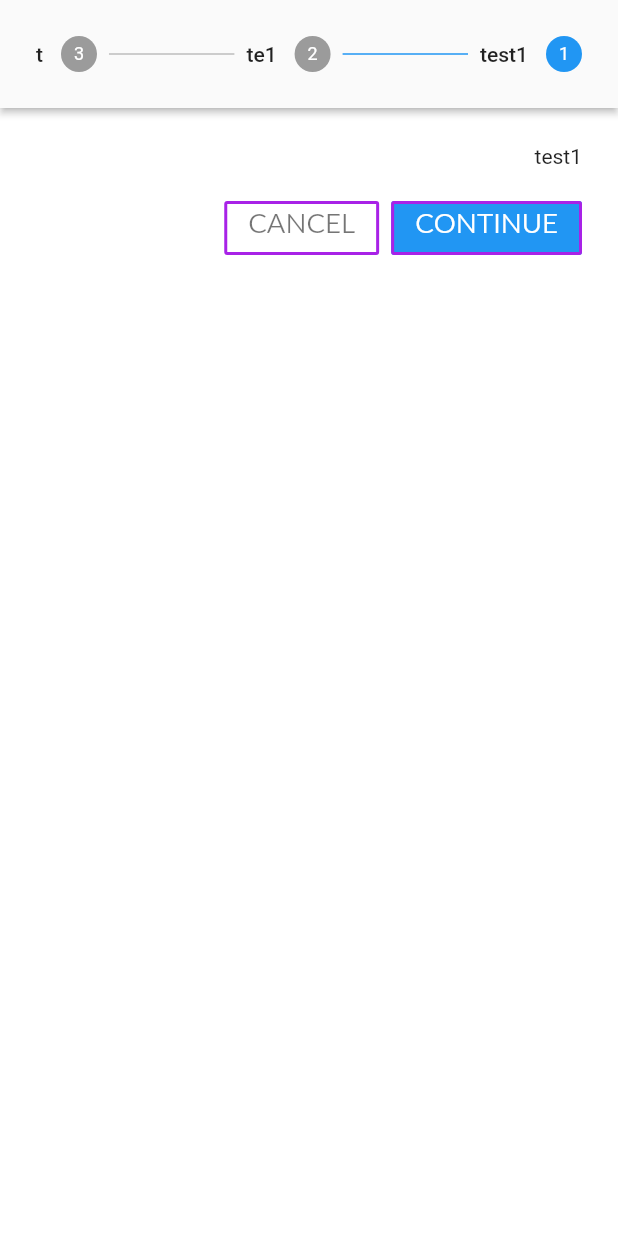
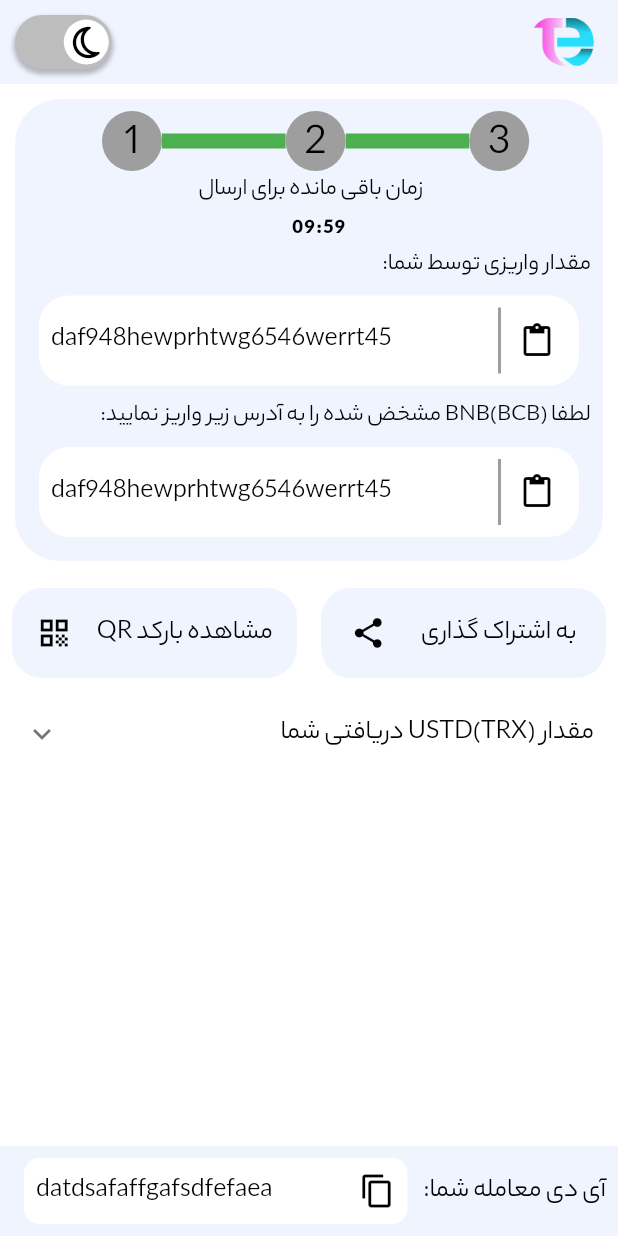
Before and after one commit to mast3homa10/tehran_exchange, a Flutter app: the FinalStepsPage screen opened by its route, on a phone screen of 412 x 824 dp. Run offline on Flutter 3.47's test engine with Material 2 defaults, Android fonts, the phone set to English and light mode, and no system bars; our stand-ins replace carousel_slider, dots_indicator, flutter_svg, font_awesome_flutter, get, shared_preferences; missing offline and left inert: qr_code_scanner; accounts and stored records are empty.

Commit message:
complete count down & create final steps page , day 16 pqt1

```diff
--- a/lib/constants.dart
+++ b/lib/constants.dart
@@ -18,7 +18,7 @@ const Color kDarkChangerColor = Color(0xFFEFF4FF);
 const Color kDarkIconColor = Colors.white;
 const Color kDarkDividerColor = Color(0xFFFFFFFF);
 
-const kMaxSeconds = 15;
+const kMaxSeconds = 125;
 
 // const TextStyle kTitleTextStyle = TextStyle(
 //   fontSize: 45,
--- a/lib/frontend/components/custom_search_delegate.dart
+++ b/lib/frontend/components/custom_search_delegate.dart
@@ -8,7 +8,7 @@ import 'package:font_awesome_flutter/font_awesome_flutter.dart';
 import 'package:get/get.dart';
 
 import '../../backend/api/currency_list_api.dart';
-import '../../frontend/pages/exchange/exchange_page_controller.dart';
+import '../pages/exchange/controllers/exchange_page_controller.dart';
 import '../../backend/models/currency_model.dart';
 
 class CustomSearchDelegate extends SearchDelegate {
--- a/lib/frontend/components/exchange_box.dart
+++ b/lib/frontend/components/exchange_box.dart
@@ -6,7 +6,7 @@ import 'package:flutter_svg/flutter_svg.dart';
 import 'package:font_awesome_flutter/font_awesome_flutter.dart';
 import 'package:get/get.dart';
 
-import '../../frontend/pages/exchange/exchange_page_controller.dart';
+import '../pages/exchange/controllers/exchange_page_controller.dart';
 
 class ExchangeBox extends GetView<ExchangePageController> {
   const ExchangeBox({
--- a/lib/frontend/components/try_again_button.dart
+++ b/lib/frontend/components/try_again_button.dart
@@ -3,7 +3,7 @@ import 'package:flutter/material.dart';
 import 'package:font_awesome_flutter/font_awesome_flutter.dart';
 import 'package:get/get.dart';
 
-import '../../frontend/pages/exchange/exchange_page_controller.dart';
+import '../pages/exchange/controllers/exchange_page_controller.dart';
 
 class TryAgainButton extends StatelessWidget {
   TryAgainButton({
--- a/lib/frontend/pages/dashboard/dashboard_body_binding.dart
+++ b/lib/frontend/pages/dashboard/dashboard_body_binding.dart
@@ -1,7 +1,8 @@
 import 'package:get/get.dart';
+import 'package:tehran_exchange/frontend/pages/final_steps/final_steps_page_controller.dart';
 
 import '../../pages/welcome/welcome_page_controller.dart';
-import '../../../frontend/pages/exchange/exchange_page_controller.dart';
+import '../exchange/controllers/exchange_page_controller.dart';
 import '../menu/menu_page_controller.dart';
 import 'dashboard_body_controller.dart';
 
@@ -12,5 +13,6 @@ class DashboardBodyBinding extends Bindings {
     Get.lazyPut<DashboardBodyController>(() => DashboardBodyController());
     Get.lazyPut<ExchangePageController>(() => ExchangePageController());
     Get.lazyPut<MenuPageController>(() => MenuPageController());
+    Get.lazyPut<FinalStepsController>(() => FinalStepsController());
   }
 }
--- /dev/null
+++ b/lib/frontend/pages/exchange/controllers/timer_controller.dart
@@ -0,0 +1,45 @@
+import 'dart:async';
+import 'dart:developer';
+
+import 'package:get/get.dart';
+
+import '../../../../constants.dart';
+
+class TimerController extends GetxController {
+  var seconds = kMaxSeconds.obs;
+  var conuter = 0.obs;
+  var time = ''.obs;
+
+  Timer? timer;
+  setTimer(int maxSeconds) {
+    seconds = maxSeconds.obs;
+    update();
+  }
+
+  startTimer() {
+    timer = Timer.periodic(const Duration(seconds: 1), (_) {
+      decrement();
+    });
+  }
+
+  stopTimer() {
+    seconds = kMaxSeconds.obs;
+    update();
+
+    timer!.cancel();
+  }
+
+  decrement() {
+    if (seconds > 0) {
+      seconds--;
+      update();
+      time =
+          '${((seconds / 60).truncate() % 60).toString().padLeft(2, '0')}:${(seconds % 60).toString().padLeft(2, '0')}'
+              .obs;
+      log('$time');
+    } else {
+      Get.snackbar('توجه!', "زمان به پایان رسید");
+      stopTimer();
+    }
+  }
+}
--- a/lib/frontend/pages/exchange/exchange_page_body.dart
+++ b/lib/frontend/pages/exchange/exchange_page_body.dart
@@ -5,7 +5,7 @@ import 'package:get/get.dart';
 
 import '../../../frontend/components/nav_bar/second_nav_bar.dart';
 import '../../../constants.dart';
-import '../../pages/exchange/exchange_page_controller.dart';
+import 'controllers/exchange_page_controller.dart';
 import 'sub_screen/address_book_screen.dart';
 import 'sub_screen/calculate_screen.dart';
 import 'sub_screen/exchange_part.dart';
--- a/lib/frontend/pages/exchange/sub_screen/calculate_screen.dart
+++ b/lib/frontend/pages/exchange/sub_screen/calculate_screen.dart
@@ -3,13 +3,14 @@ import 'package:flutter/material.dart';
 import 'package:font_awesome_flutter/font_awesome_flutter.dart';
 import 'package:get/get.dart';
 
+import '../../../../frontend/pages/exchange/controllers/timer_controller.dart';
 import '../../../../frontend/components/try_again_button.dart';
 import '../../../../frontend/components/custom_search_delegate.dart';
 import '../../../../constants.dart';
 import '../../../components/exchange_box.dart';
 import '../../../components/convert_button.dart';
 import '../../../components/custom_big_button.dart';
-import '../exchange_page_controller.dart';
+import '../controllers/exchange_page_controller.dart';
 
 class CalculatePage extends StatelessWidget {
   CalculatePage({
@@ -112,10 +113,12 @@ class CalculatePage extends StatelessWidget {
                                 buildSnakBar(context);
 
                                 controller.changeIcon();
-                                timerController.startTimer();
                               },
                               closeIconPressed: () {
                                 controller.changeIcon();
+                                timerController.timer!.cancel();
+                                timerController.seconds = kMaxSeconds.obs;
+                                timerController.update();
                               },
                             ),
                           ],
@@ -131,6 +134,12 @@ class CalculatePage extends StatelessWidget {
                       label: 'وارد کردن آدرس',
                       onPressed: () {
                         // Get.snackbar('توجه!', "در حال توسعه ...");
+                        if (timerController.timer != null) {
+                          timerController.timer!.cancel();
+                          timerController.seconds = kMaxSeconds.obs;
+                          timerController.update();
+                        }
+
                         controller.changeScreen();
                       },
                     ),
@@ -192,8 +201,7 @@ class CalculatePage extends StatelessWidget {
   }
 
   Widget buildFixer(BuildContext context, ExchangePageController controller) {
-    return Row(
-      children: [
+    return Row(children: [
       Container(
         decoration: BoxDecoration(
             color: Colors.green, borderRadius: BorderRadius.circular(10)),
@@ -210,8 +218,8 @@ class CalculatePage extends StatelessWidget {
               ),
               const Padding(
                 padding: EdgeInsets.all(2.0),
-                  child: Icon(FontAwesomeIcons.circleArrowDown,
-                      color: Colors.white),
+                child:
+                    Icon(FontAwesomeIcons.circleArrowDown, color: Colors.white),
               ),
             ],
           ),
@@ -223,17 +231,35 @@ class CalculatePage extends StatelessWidget {
             padding: const EdgeInsets.all(4.0),
             decoration: BoxDecoration(
                 color: kLightButtonColor,
-                borderRadius: BorderRadius.circular(20),
-              ),
-              child: Row(
-                children: [
+                borderRadius: BorderRadius.circular(20)),
+            child: Row(children: [
               const Icon(FontAwesomeIcons.clock),
-                  Padding(
-                    padding:
-                        const EdgeInsets.only(top: 3.0, left: 3.0, right: 3.0),
+              MyTimer(maxSecond: 120),
+            ])),
+    ]);
+  }
+}
+
+class MyTimer extends StatelessWidget {
+  MyTimer({
+    Key? key,
+    this.maxSecond = kMaxSeconds,
+  }) : super(key: key);
+  final int maxSecond;
+
+  final TimerController timerController = Get.put(TimerController());
+
+  @override
+  Widget build(BuildContext context) {
+    timerController.setTimer(maxSecond);
+    timerController.startTimer();
+    return Padding(
+      padding: const EdgeInsets.only(top: 3.0, left: 3.0, right: 3.0),
       child: Obx(
-                      () => Text(
-                        timerController.seconds.toString(),
+        () => SizedBox(
+          width: 50,
+          child: Text(
+            '${((timerController.seconds.toInt() / 60).truncate() % 60).toString().padLeft(2, '0')}:${(timerController.seconds.toInt() % 60).toString().padLeft(2, '0')}',
             style: Theme.of(context).textTheme.headline5!.copyWith(
                   fontWeight: FontWeight.w600,
                   fontSize: 14,
@@ -241,10 +267,7 @@ class CalculatePage extends StatelessWidget {
                 ),
           ),
         ),
-                  )
-                ],
-              )),
-      ],
+      ),
     );
   }
 }
--- a/lib/frontend/pages/exchange/sub_screen/qr_code_screen.dart
+++ b/lib/frontend/pages/exchange/sub_screen/qr_code_screen.dart
@@ -6,7 +6,7 @@ import 'package:flutter/material.dart';
 import 'package:get/get.dart';
 import 'package:qr_code_scanner/qr_code_scanner.dart';
 
-import '../exchange_page_controller.dart';
+import '../controllers/exchange_page_controller.dart';
 
 class QRCodeScreen extends StatefulWidget {
   const QRCodeScreen({Key? key}) : super(key: key);
--- a/lib/frontend/pages/final_steps/final_steps.dart
+++ /dev/null
@@ -1,47 +0,0 @@
-import 'package:flutter/material.dart';
-
-class FinalStepsPage extends StatefulWidget {
-  const FinalStepsPage({Key? key}) : super(key: key);
-
-  @override
-  State<FinalStepsPage> createState() => _FinalStepsPageState();
-}
-
-class _FinalStepsPageState extends State<FinalStepsPage> {
-  int currentstep = 0;
-
-  @override
-  Widget build(BuildContext context) {
-    return Scaffold(
-      body: SafeArea(
-        child: Stepper(
-          type: StepperType.horizontal,
-          currentStep: currentstep,
-          onStepContinue: () => setState(() {
-            currentstep++;
-          }),
-          onStepTapped: (value) => setState(() {
-            currentstep = value;
-          }),
-          onStepCancel: () => setState(() {
-            currentstep--;
-          }),
-          steps: [
-            Step(
-                isActive: currentstep == 0,
-                title: const Text('test1'),
-                content: const Text('test1')),
-            Step(
-                isActive: currentstep == 1,
-                title: const Text('te1'),
-                content: const Text('te1')),
-            Step(
-                isActive: currentstep == 2,
-                title: const Text('t'),
-                content: const Text('t')),
-          ],
-        ),
-      ),
-    );
-  }
-}
--- /dev/null
+++ b/lib/frontend/pages/final_steps/final_steps_page.dart
@@ -0,0 +1,260 @@
+import 'package:flutter/material.dart';
+
+import 'package:get/get.dart';
+import 'package:tehran_exchange/frontend/pages/final_steps/final_steps_page_controller.dart';
+
+import '../../../constants.dart';
+import '../../../frontend/pages/exchange/controllers/timer_controller.dart';
+import '../../../frontend/pages/exchange/sub_screen/calculate_screen.dart';
+
+class FinalStepsPage extends GetView<FinalStepsController> {
+  FinalStepsPage({Key? key}) : super(key: key);
+
+  final TimerController timerController = TimerController();
+
+  @override
+  Widget build(BuildContext context) {
+    return Scaffold(
+      appBar: kAppbar,
+      body: SafeArea(
+        child: Column(
+          crossAxisAlignment: CrossAxisAlignment.center,
+          children: [
+            Padding(
+              padding: const EdgeInsets.all(10.0),
+              child: Container(
+                padding: const EdgeInsets.all(8.0),
+                decoration: BoxDecoration(
+                    borderRadius: BorderRadius.circular(30),
+                    color: Theme.of(context).appBarTheme.backgroundColor),
+                child: Column(
+                  children: [
+                    Padding(
+                      padding: EdgeInsets.only(
+                          left: Get.width * 0.1, right: Get.width * 0.1),
+                      child: ConstrainedBox(
+                        constraints:
+                            BoxConstraints(maxHeight: 40, maxWidth: Get.width),
+                        child: ListView.builder(
+                          scrollDirection: Axis.horizontal,
+                          itemCount: controller.stepslable.length,
+                          itemBuilder: (context, index) => SizedBox(
+                            child: Row(
+                              mainAxisAlignment: MainAxisAlignment.spaceBetween,
+                              children: [
+                                Container(
+                                  height: 40,
+                                  width: 40,
+                                  decoration: const BoxDecoration(
+                                      color: Colors.grey,
+                                      shape: BoxShape.circle),
+                                  child: Center(
+                                    child: Text(
+                                      controller.stepslable[index],
+                                      style:
+                                          Theme.of(context).textTheme.headline2,
+                                    ),
+                                  ),
+                                ),
+                                if (index < controller.steps.length - 1)
+                                  SizedBox(
+                                    width: Get.width * 0.2,
+                                    child: const Divider(
+                                      color: Colors.green,
+                                      thickness: 10,
+                                    ),
+                                  ),
+                              ],
+                            ),
+                          ),
+                        ),
+                      ),
+                    ),
+                    Text(
+                      'زمان باقی مانده برای ارسال ',
+                      style: Theme.of(context).textTheme.headline5,
+                    ),
+                    MyTimer(maxSecond: 600),
+                    Row(
+                      crossAxisAlignment: CrossAxisAlignment.start,
+                      children: [
+                        Text(
+                          'مقدار واریزی توسط شما: ',
+                          style: Theme.of(context).textTheme.headline5,
+                        ),
+                      ],
+                    ),
+                    Container(
+                      height: 60,
+                      margin: const EdgeInsets.all(8.0),
+                      decoration: BoxDecoration(
+                          color: Theme.of(context).scaffoldBackgroundColor,
+                          borderRadius: BorderRadius.circular(20)),
+                      padding: const EdgeInsets.all(8.0),
+                      child: Row(
+                        mainAxisAlignment: MainAxisAlignment.spaceBetween,
+                        children: [
+                          Row(
+                            children: const [
+                              Padding(
+                                padding: EdgeInsets.all(8.0),
+                                child: Icon(Icons.paste),
+                              ),
+                              VerticalDivider(
+                                width: 10.0,
+                                thickness: 2.0,
+                              ),
+                            ],
+                          ),
+                          Text(
+                            'daf948hewprhtwg6546werrt45',
+                            style: Theme.of(context).textTheme.headline4,
+                          ),
+                        ],
+                      ),
+                    ),
+                    Row(
+                      crossAxisAlignment: CrossAxisAlignment.start,
+                      children: [
+                        Text(
+                          'لطفا BNB(BCB) مشخض شده را به آدرس زیر واریز نمایید: ',
+                          style: Theme.of(context).textTheme.headline5,
+                        ),
+                      ],
+                    ),
+                    Container(
+                      height: 60,
+                      margin: const EdgeInsets.all(8.0),
+                      decoration: BoxDecoration(
+                          color: Theme.of(context).scaffoldBackgroundColor,
+                          borderRadius: BorderRadius.circular(20)),
+                      padding: const EdgeInsets.all(8.0),
+                      child: Row(
+                        mainAxisAlignment: MainAxisAlignment.spaceBetween,
+                        children: [
+                          Row(
+                            children: const [
+                              Padding(
+                                padding: EdgeInsets.all(8.0),
+                                child: Icon(Icons.paste),
+                              ),
+                              VerticalDivider(
+                                width: 10.0,
+                                thickness: 2.0,
+                              ),
+                            ],
+                          ),
+                          Text(
+                            'daf948hewprhtwg6546werrt45',
+                            style: Theme.of(context).textTheme.headline4,
+                          ),
+                        ],
+                      ),
+                    )
+                  ],
+                ),
+              ),
+            ),
+            Row(
+              children: [
+                Expanded(
+                  child: Container(
+                    padding: const EdgeInsets.all(8.0),
+                    margin: const EdgeInsets.all(8.0),
+                    height: 60,
+                    decoration: BoxDecoration(
+                        borderRadius: BorderRadius.circular(20),
+                        color: Theme.of(context).appBarTheme.backgroundColor),
+                    child: Center(
+                      child: Row(
+                        mainAxisAlignment: MainAxisAlignment.spaceAround,
+                        children: [
+                          Text(
+                            'به اشتراک گذاری',
+                            style: Theme.of(context).textTheme.headline4,
+                          ),
+                          const Icon(Icons.share)
+                        ],
+                      ),
+                    ),
+                  ),
+                ),
+                Expanded(
+                  child: Container(
+                    padding: const EdgeInsets.all(8.0),
+                    margin: const EdgeInsets.all(8.0),
+                    height: 60,
+                    decoration: BoxDecoration(
+                        borderRadius: BorderRadius.circular(20),
+                        color: Theme.of(context).appBarTheme.backgroundColor),
+                    child: Center(
+                      child: Row(
+                        mainAxisAlignment: MainAxisAlignment.spaceAround,
+                        children: [
+                          Text(
+                            'مشاهده بارکد QR',
+                            style: Theme.of(context).textTheme.headline4,
+                          ),
+                          const Icon(Icons.qr_code)
+                        ],
+                      ),
+                    ),
+                  ),
+                ),
+              ],
+            ),
+            ExpansionTile(
+                title: Text('مقدار USTD(TRX) دریافتی شما',
+                    style: Theme.of(context).textTheme.headline4),
+                children: <Widget>[
+                  Align(
+                    child: Text(' آدرس کیف پول USDT(TRX) شما: ',
+                        style: Theme.of(context).textTheme.headline4),
+                    alignment: Alignment.center,
+                  ),
+                ])
+          ],
+        ),
+      ),
+      bottomNavigationBar: Container(
+        height: 60,
+        padding: const EdgeInsets.only(left: 8.0, right: 8.0),
+        decoration:
+            BoxDecoration(color: Theme.of(context).appBarTheme.backgroundColor),
+        child: Center(
+          child: Row(
+            mainAxisAlignment: MainAxisAlignment.spaceAround,
+            children: [
+              Text(
+                'آی دی معامله شما: ',
+                style: Theme.of(context).textTheme.headline4,
+              ),
+              Expanded(
+                child: Container(
+                  margin: const EdgeInsets.all(8.0),
+                  padding: const EdgeInsets.all(8.0),
+                  height: 60,
+                  decoration: BoxDecoration(
+                      borderRadius: BorderRadius.circular(10),
+                      color: Theme.of(context).scaffoldBackgroundColor),
+                  child: Center(
+                    child: Row(
+                      mainAxisAlignment: MainAxisAlignment.spaceBetween,
+                      children: [
+                        const Icon(Icons.copy),
+                        Text(
+                          'datdsafaffgafsdfefaea',
+                          style: Theme.of(context).textTheme.headline4,
+                        ),
+                      ],
+                    ),
+                  ),
+                ),
+              ),
+            ],
+          ),
+        ),
+      ),
+    );
+  }
+}
--- /dev/null
+++ b/lib/frontend/pages/final_steps/final_steps_page_controller.dart
@@ -0,0 +1,17 @@
+import 'package:flutter/material.dart';
+import 'package:get/get.dart';
+
+class FinalStepsController extends GetxController {
+  var currentstep = 0.obs;
+
+  var steps = [
+    const Text('test1'),
+    const Text('test12'),
+    const Text('test123'),
+  ].obs;
+  var stepslable = [
+    '3',
+    '2',
+    '1',
+  ].obs;
+}
--- a/pubspec.yaml
+++ b/pubspec.yaml
@@ -23,8 +23,7 @@ dependencies:
   qr_code_scanner: ^0.7.0
   carousel_slider: ^4.1.1
   flutter_svg: ^1.0.3
-  im_stepper: ^0.1.3
-  clipboard: ^0.1.3
+  url_launcher: ^6.1.4
 
 
 
```
Also changed, not shown: lib/frontend/pages/exchange/controllers/exchange_page_controller.dart (renamed from lib/frontend/pages/exchange/exchange_page_controller.dart, +1 -26 lines), lib/frontend/pages/exchange/sub_screen/exchange_part.dart (+4 -13 lines), lib/routes.dart (+1 -6 lines), scratch.dart (+0 -113 lines), pubspec.lock. Lines whose indentation alone changed are shown as unchanged.
